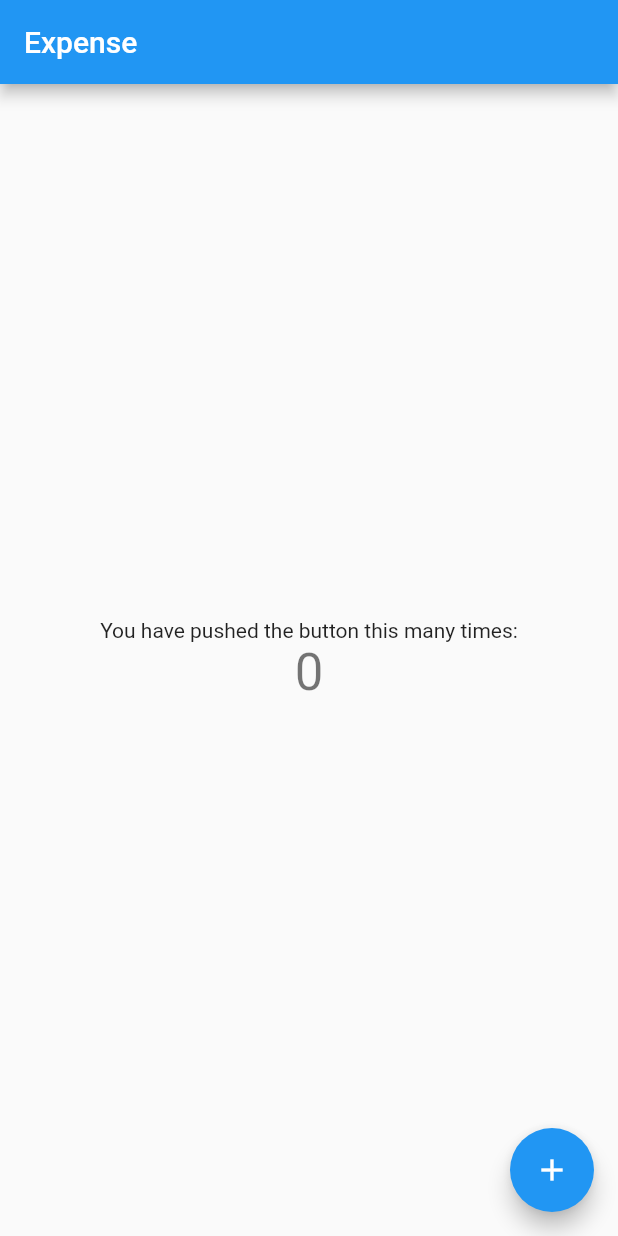
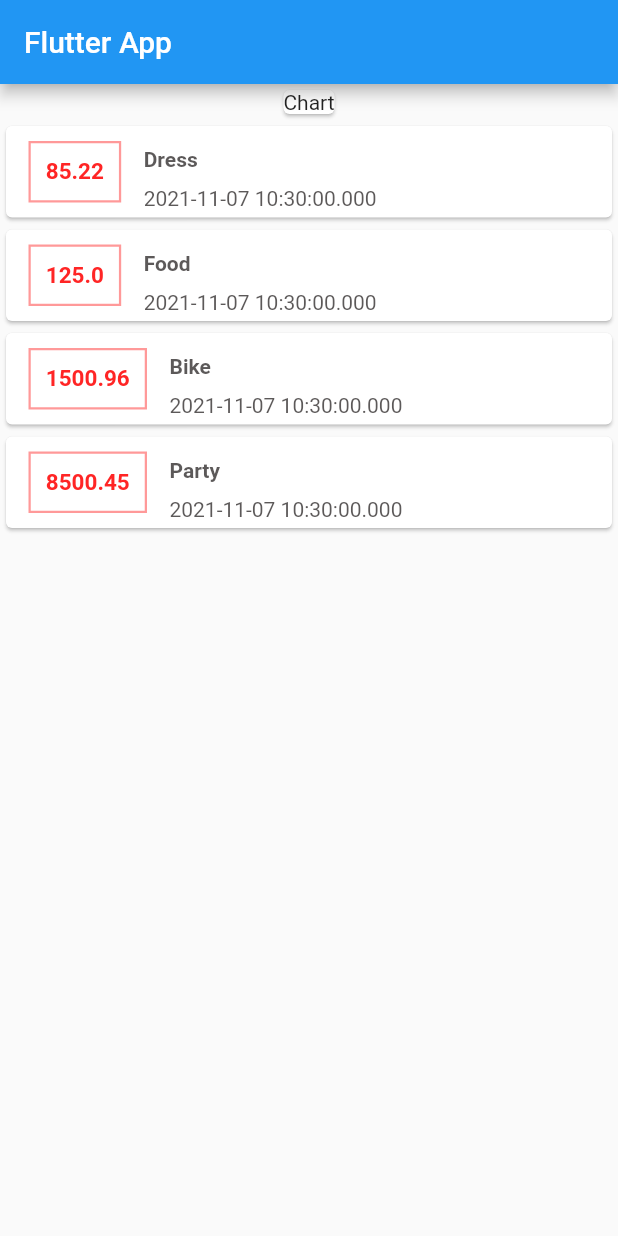
Before and after one commit to Vimalraj-Vijay/Expense----Flutter-App, a Flutter app: the screen it shows after launch, on a phone screen of 412 x 824 dp. Run offline on Flutter 3.47's test engine with Material 2 defaults, Android fonts, the light colour scheme and no system bars.

Commit message:
init Home Design

```diff
--- a/lib/colors.dart
+++ /dev/null
@@ -1,3 +0,0 @@
-import 'dart:ui';
-
-const white = Color(0xFFFFFFFF);
--- /dev/null
+++ b/lib/home/expense_view.dart
@@ -0,0 +1,72 @@
+import 'package:flutter/material.dart';
+import 'package:my_expenses/utils/colors.dart';
+
+import 'model/transcation_model.dart';
+
+class ExpenseView extends StatelessWidget {
+  final List<TranscationModel> transation;
+
+  const ExpenseView({
+    Key? key,
+    required this.transation,
+  }) : super(key: key);
+
+  @override
+  Widget build(BuildContext context) {
+    return Column(
+      children: transation.map(
+        (tx) {
+          return Card(
+            child: Row(
+              children: [
+                Container(
+                  margin: EdgeInsets.symmetric(
+                    vertical: 10,
+                    horizontal: 15,
+                  ),
+                  padding: EdgeInsets.all(10),
+                  decoration: BoxDecoration(
+                      border: Border.all(
+                    color: expenseBorderColor,
+                    width: 1.5,
+                  )),
+                  child: Text(
+                    tx.amount.toString(),
+                    style: TextStyle(
+                      fontWeight: FontWeight.bold,
+                      fontSize: 15,
+                      color: expenseTextColor,
+                    ),
+                  ),
+                ),
+                Column(
+                  crossAxisAlignment: CrossAxisAlignment.start,
+                  children: [
+                    Container(
+                      padding: EdgeInsets.symmetric(
+                        vertical: 10,
+                      ),
+                      child: Text(
+                        tx.title,
+                        style: TextStyle(
+                          color: textColor,
+                          fontWeight: FontWeight.bold,
+                          fontSize: 14,
+                        ),
+                      ),
+                    ),
+                    Text(tx.dateTime.toString(),
+                        style: TextStyle(
+                          color: textColor,
+                          fontWeight: FontWeight.normal,
+                        )),
+                  ],
+                )
+              ],
+            ),
+          );
+        },
+      ).toList(),
+    );
+  }
+}
--- /dev/null
+++ b/lib/home/home.dart
@@ -0,0 +1,52 @@
+import 'package:flutter/material.dart';
+import 'package:my_expenses/home/expense_view.dart';
+
+import 'model/transcation_model.dart';
+
+class MyHomePage extends StatelessWidget {
+  final List<TranscationModel> transcationModel = [
+    TranscationModel(
+      id: 'v1',
+      title: "Dress",
+      amount: 85.22,
+      dateTime: DateTime.now(),
+    ),
+    TranscationModel(
+      id: 'v2',
+      title: "Food",
+      amount: 125.00,
+      dateTime: DateTime.now(),
+    ),
+    TranscationModel(
+      id: 'v3',
+      title: "Bike",
+      amount: 1500.96,
+      dateTime: DateTime.now(),
+    ),
+    TranscationModel(
+      id: 'v4',
+      title: "Party",
+      amount: 8500.45,
+      dateTime: DateTime.now(),
+    ),
+  ];
+
+  @override
+  Widget build(BuildContext context) {
+    return Scaffold(
+      appBar: AppBar(
+        title: Text('Flutter App'),
+      ),
+      body: Column(
+        children: [
+          Card(
+            child: Text("Chart"),
+          ),
+          ExpenseView(
+            transation: transcationModel,
+          )
+        ],
+      ),
+    );
+  }
+}
--- /dev/null
+++ b/lib/home/model/transcation_model.dart
@@ -0,0 +1,16 @@
+class TranscationModel {
+
+  final String id;
+  final String title;
+  final double amount;
+  final DateTime dateTime;
+
+  TranscationModel({
+    required this.id,
+    required this.title,
+    required this.amount,
+    required this.dateTime,
+  });
+
+
+}
--- a/lib/main.dart
+++ b/lib/main.dart
@@ -29,88 +29,3 @@ class MyApp extends StatelessWidget {
     );
   }
 }
-
-class MyHomePage extends StatefulWidget {
-  const MyHomePage({Key? key, required this.title}) : super(key: key);
-
-  // This widget is the home page of your application. It is stateful, meaning
-  // that it has a State object (defined below) that contains fields that affect
-  // how it looks.
-
-  // This class is the configuration for the state. It holds the values (in this
-  // case the title) provided by the parent (in this case the App widget) and
-  // used by the build method of the State. Fields in a Widget subclass are
-  // always marked "final".
-
-  final String title;
-
-  @override
-  State<MyHomePage> createState() => _MyHomePageState();
-}
-
-class _MyHomePageState extends State<MyHomePage> {
-  int _counter = 0;
-
-  void _incrementCounter() {
-    setState(() {
-      // This call to setState tells the Flutter framework that something has
-      // changed in this State, which causes it to rerun the build method below
-      // so that the display can reflect the updated values. If we changed
-      // _counter without calling setState(), then the build method would not be
-      // called again, and so nothing would appear to happen.
-      _counter++;
-    });
-  }
-
-  @override
-  Widget build(BuildContext context) {
-    // This method is rerun every time setState is called, for instance as done
-    // by the _incrementCounter method above.
-    //
-    // The Flutter framework has been optimized to make rerunning build methods
-    // fast, so that you can just rebuild anything that needs updating rather
-    // than having to individually change instances of widgets.
-    return Scaffold(
-      appBar: AppBar(
-        // Here we take the value from the MyHomePage object that was created by
-        // the App.build method, and use it to set our appbar title.
-        title: Text(widget.title),
-      ),
-      body: Center(
-        // Center is a layout widget. It takes a single child and positions it
-        // in the middle of the parent.
-        child: Column(
-          // Column is also a layout widget. It takes a list of children and
-          // arranges them vertically. By default, it sizes itself to fit its
-          // children horizontally, and tries to be as tall as its parent.
-          //
-          // Invoke "debug painting" (press "p" in the console, choose the
-          // "Toggle Debug Paint" action from the Flutter Inspector in Android
-          // Studio, or the "Toggle Debug Paint" command in Visual Studio Code)
-          // to see the wireframe for each widget.
-          //
-          // Column has various properties to control how it sizes itself and
-          // how it positions its children. Here we use mainAxisAlignment to
-          // center the children vertically; the main axis here is the vertical
-          // axis because Columns are vertical (the cross axis would be
-          // horizontal).
-          mainAxisAlignment: MainAxisAlignment.center,
-          children: <Widget>[
-            const Text(
-              'You have pushed the button this many times:',
-            ),
-            Text(
-              '$_counter',
-              style: Theme.of(context).textTheme.headline4,
-            ),
-          ],
-        ),
-      ),
-      floatingActionButton: FloatingActionButton(
-        onPressed: _incrementCounter,
-        tooltip: 'Increment',
-        child: const Icon(Icons.add),
-      ), // This trailing comma makes auto-formatting nicer for build methods.
-    );
-  }
-}
--- a/lib/splash.dart
+++ b/lib/splash.dart
@@ -1,6 +1,6 @@
 import 'package:flutter/material.dart';
-import 'package:my_expenses/colors.dart';
-import 'package:my_expenses/main.dart';
+import 'package:my_expenses/utils/colors.dart';
+import 'home/home.dart';
 
 class Splash extends StatefulWidget {
   @override
@@ -16,7 +16,6 @@ class _SplashState extends State<Splash> {
 
   @override
   Widget build(BuildContext context) {
-
     return Scaffold(
       backgroundColor: white,
       body: Column(
@@ -54,7 +53,7 @@ class _SplashState extends State<Splash> {
     Navigator.pushReplacement(
       context,
       MaterialPageRoute(
-        builder: (context) => const MyHomePage(title: "Expense"),
+        builder: (context) => MyHomePage(),
       ),
     );
   }
--- /dev/null
+++ b/lib/utils/colors.dart
@@ -0,0 +1,6 @@
+import 'dart:ui';
+
+const white = Color(0xFFFFFFFF);
+const expenseBorderColor = Color(0x77FF2525);
+const expenseTextColor = Color(0xFFFF2525);
+const textColor = Color(0xC9302C2C);
```
